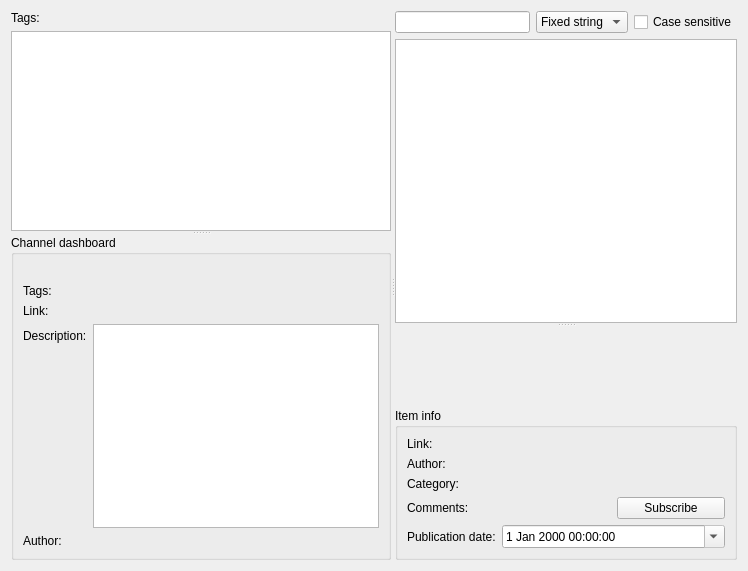
Before: the Qt Designer form src/plugins/aggregator/mainwidget.ui in 0xd34df00d/leechcraft, drawn with Qt 5.
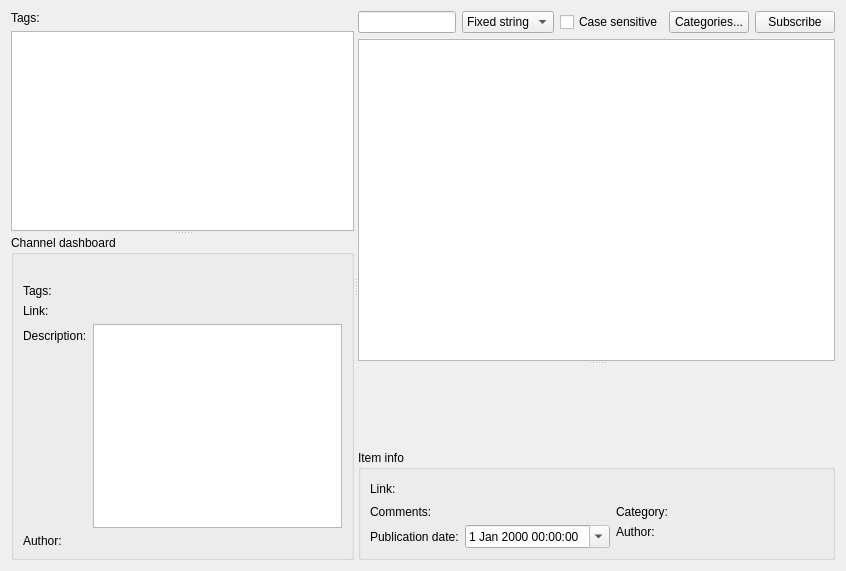
After: the same form once the commit is applied. Icons and pictures are not drawn. Custom widgets are drawn as their Qt base class.

Commit message: + Aggregator: FS#187: Item category selector.

Patch:
```diff
--- a/src/plugins/aggregator/mainwidget.ui
+++ b/src/plugins/aggregator/mainwidget.ui
@@ -5,7 +5,7 @@
    <rect>
     <x>0</x>
     <y>0</y>
-    <width>748</width>
+    <width>846</width>
     <height>571</height>
    </rect>
   </property>
@@ -175,6 +175,20 @@
            </property>
           </widget>
          </item>
+         <item row="0" column="3" >
+          <widget class="QPushButton" name="ItemCategoriesButton_" >
+           <property name="text" >
+            <string>Categories...</string>
+           </property>
+          </widget>
+         </item>
+         <item row="0" column="4" >
+          <widget class="QPushButton" name="ItemCommentsSubscribe_" >
+           <property name="text" >
+            <string>Subscribe</string>
+           </property>
+          </widget>
+         </item>
         </layout>
        </item>
        <item>
@@ -203,59 +217,50 @@
              <property name="title" >
               <string>Item info</string>
              </property>
-             <layout class="QFormLayout" name="formLayout" >
-              <item row="0" column="0" >
+             <layout class="QVBoxLayout" name="verticalLayout_5" >
+              <item>
+               <layout class="QHBoxLayout" name="horizontalLayout_2" >
+                <item>
                <widget class="QLabel" name="ItemLinkLabel_" >
                 <property name="text" >
                  <string>Link:</string>
                 </property>
                </widget>
               </item>
-              <item row="0" column="1" >
+                <item>
                <widget class="QLabel" name="ItemLink_" >
                 <property name="text" >
                  <string/>
                 </property>
                </widget>
               </item>
-              <item row="1" column="0" >
-               <widget class="QLabel" name="ItemAuthorLabel_" >
-                <property name="text" >
-                 <string>Author:</string>
-                </property>
-               </widget>
-              </item>
-              <item row="1" column="1" >
-               <widget class="QLabel" name="ItemAuthor_" >
-                <property name="text" >
-                 <string/>
-                </property>
-               </widget>
-              </item>
-              <item row="2" column="0" >
-               <widget class="QLabel" name="ItemCategoryLabel_" >
-                <property name="text" >
-                 <string>Category:</string>
-                </property>
-               </widget>
+                <item>
+                 <spacer name="horizontalSpacer" >
+                  <property name="orientation" >
+                   <enum>Qt::Horizontal</enum>
+                  </property>
+                  <property name="sizeHint" stdset="0" >
+                   <size>
+                    <width>40</width>
+                    <height>20</height>
+                   </size>
+                  </property>
+                 </spacer>
+                </item>
+               </layout>
               </item>
-              <item row="2" column="1" >
-               <widget class="QLabel" name="ItemCategory_" >
-                <property name="text" >
-                 <string/>
-                </property>
-               </widget>
-              </item>
-              <item row="3" column="0" >
+              <item>
+               <layout class="QHBoxLayout" name="horizontalLayout" >
+                <item>
+                 <layout class="QFormLayout" name="formLayout_3" >
+                  <item row="0" column="0" >
                <widget class="QLabel" name="ItemCommentsLabel_" >
                 <property name="text" >
                  <string>Comments:</string>
                 </property>
                </widget>
               </item>
-              <item row="3" column="1" >
-               <layout class="QHBoxLayout" name="horizontalLayout" >
-                <item>
+                  <item row="0" column="1" >
                  <widget class="QLabel" name="ItemComments_" >
                   <property name="text" >
                    <string/>
@@ -268,23 +273,14 @@
                   </property>
                  </widget>
                 </item>
-                <item>
-                 <widget class="QPushButton" name="ItemCommentsSubscribe_" >
-                  <property name="text" >
-                   <string>Subscribe</string>
-                  </property>
-                 </widget>
-                </item>
-               </layout>
-              </item>
-              <item row="4" column="0" >
+                  <item row="1" column="0" >
                <widget class="QLabel" name="ItemPubDateLabel_" >
                 <property name="text" >
                  <string>Publication date:</string>
                 </property>
                </widget>
               </item>
-              <item row="4" column="1" >
+                  <item row="1" column="1" >
                <widget class="QDateTimeEdit" name="ItemPubDate_" >
                 <property name="readOnly" >
                  <bool>true</bool>
@@ -293,6 +289,42 @@
                  <bool>true</bool>
                 </property>
                </widget>
+                  </item>
+                 </layout>
+                </item>
+                <item>
+                 <layout class="QFormLayout" name="formLayout" >
+                  <item row="0" column="0" >
+                   <widget class="QLabel" name="ItemCategoryLabel_" >
+                    <property name="text" >
+                     <string>Category:</string>
+                    </property>
+                   </widget>
+                  </item>
+                  <item row="0" column="1" >
+                   <widget class="QLabel" name="ItemCategory_" >
+                    <property name="text" >
+                     <string/>
+                    </property>
+                   </widget>
+                  </item>
+                  <item row="1" column="0" >
+                   <widget class="QLabel" name="ItemAuthorLabel_" >
+                    <property name="text" >
+                     <string>Author:</string>
+                    </property>
+                   </widget>
+                  </item>
+                  <item row="1" column="1" >
+                   <widget class="QLabel" name="ItemAuthor_" >
+                    <property name="text" >
+                     <string/>
+                    </property>
+                   </widget>
+                  </item>
+                 </layout>
+                </item>
+               </layout>
               </item>
              </layout>
             </widget>
```
Lines whose indentation alone changed are shown as unchanged. The commit also changes 12 other files.
